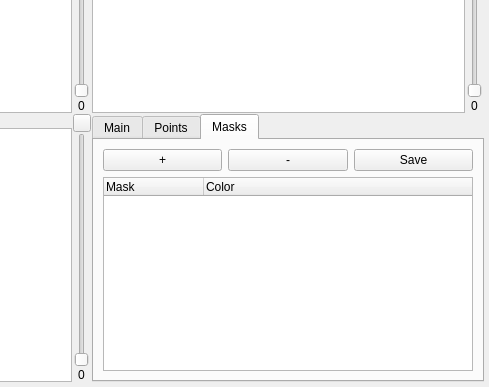
Before: the Qt Designer form mimir_ui.ui in Darnagof/Mimir, drawn with Qt 5; both pictures show x 306 to 795 and y 174 to 561 of the 795 by 561 pixel window.
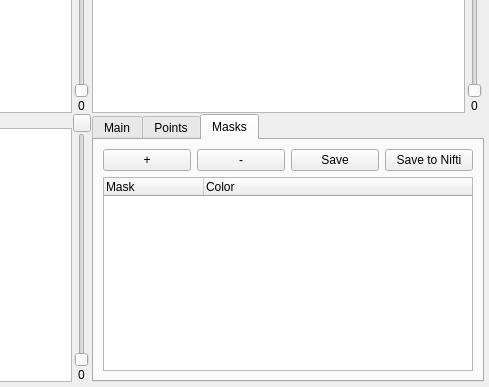
After: the same form once the commit is applied. The open tabs and pages were chosen to show the change. Icons and pictures are not drawn. Custom widgets are drawn as their Qt base class.

Commit message: Added saveMaskToNifti button and function + corrected save filename problem

```diff
--- a/mimir_ui.ui
+++ b/mimir_ui.ui
@@ -263,6 +263,13 @@
                 </property>
                </widget>
               </item>
+              <item>
+               <widget class="QPushButton" name="saveMaskNiftiBt">
+                <property name="text">
+                 <string>Save to Nifti</string>
+                </property>
+               </widget>
+              </item>
              </layout>
             </item>
             <item>
```
Left out of the diff: 2 changed lines with no effect on the pictures. The commit also changes 2 other files.
